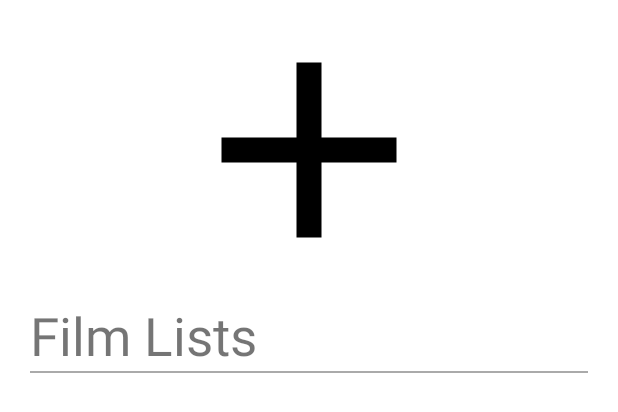
After one commit to ArjunaSimanjuntak/.P3BPrak, an Android app: the layout fragment_detail.xml on its own in the app's theme, with its tools: preview values and no code run, on a phone screen of 412 x 824 dp. The commit adds this screen. Shown: the top 412 px of the screen. Run offline under Robolectric (Android 15) with nearby library versions, the phone set to English and light mode, and no system bars.

Commit message:
Fragment Detail

```diff
--- /dev/null
+++ b/app/src/main/java/com/example/watchlist_tubes1/DetailFragment.java
@@ -0,0 +1,6 @@
+package com.example.watchlist_tubes1;
+
+import androidx.fragment.app.Fragment;
+
+public class DetailFragment extends Fragment {
+}
--- a/app/src/main/java/com/example/watchlist_tubes1/WishlistAdapter.java
+++ b/app/src/main/java/com/example/watchlist_tubes1/WishlistAdapter.java
@@ -104,9 +104,11 @@ public class WishlistAdapter extends BaseAdapter implements MoviePresenter.IMovi
                     Log.d("debug","masuk if status onclickCheckBox");
                     this.currentMovie.setStatus(true);
                     itemListWatchlistBinding.btnCheckbox.setImageResource(android.R.drawable.checkbox_on_background);
+                    //harusnya masuk ke fragment detail
                 } else{
                     this.currentMovie.setStatus(false);
                     itemListWatchlistBinding.btnCheckbox.setImageResource(android.R.drawable.checkbox_off_background);
+                    //harusnya nampilin alert box
                 }
             }
         }
--- /dev/null
+++ b/app/src/main/res/layout/fragment_detail.xml
@@ -0,0 +1,28 @@
+<?xml version="1.0" encoding="utf-8"?>
+<LinearLayout
+    xmlns:android="http://schemas.android.com/apk/res/android"
+    android:layout_width="match_parent"
+    android:layout_height="match_parent"
+    android:orientation="vertical">
+
+    <ImageView
+        android:layout_width="match_parent"
+        android:layout_height="@dimen/ukuran_poster"
+        android:src="@drawable/ic_android_custom_add"/>
+
+    <TextView
+        android:layout_width="wrap_content"
+        android:layout_height="wrap_content"
+        android:text="@string/judul_list"
+        android:textSize="@dimen/ukuran_judul_list"
+        android:layout_marginStart="@dimen/marginStart_judul" />
+
+    <View
+        android:layout_width="match_parent"
+        android:layout_height="1dp"
+        android:background="@android:color/darker_gray"
+        android:layout_marginStart="@dimen/marginStart_separator"
+        android:layout_marginEnd="@dimen/marginEnd_separator">
+    </View>
+
+</LinearLayout>
--- a/app/src/main/res/layout/item_list_watchlist.xml
+++ b/app/src/main/res/layout/item_list_watchlist.xml
@@ -4,7 +4,7 @@
     android:layout_width="match_parent"
     android:layout_height="match_parent"
     android:orientation="horizontal"
-    android:padding="10dp">
+    android:padding="@dimen/padding_list">
     <TextView
         android:layout_width="match_parent"
         android:layout_height="wrap_content"
--- a/app/src/main/res/values/dimens.xml
+++ b/app/src/main/res/values/dimens.xml
@@ -4,10 +4,11 @@
     <dimen name="ukuran_judul_list">35sp</dimen>
     <dimen name="marginEnd_separator">20sp</dimen>
     <dimen name="marginStart_separator">20sp</dimen>
-    <dimen name="padding_list">10px</dimen>
+    <dimen name="padding_list">10dp</dimen>
 
-    <dimen name="marginStart_judul">10sp</dimen>
+    <dimen name="marginStart_judul">20sp</dimen>
     <dimen name="margin_fab">16dp</dimen>
+    <dimen name="ukuran_poster">200sp</dimen>
 
     <!--    ke item-->
 <!--    <item name="marginStart_judul" type="dimen" format="float">14.5sp</item>-->
```
